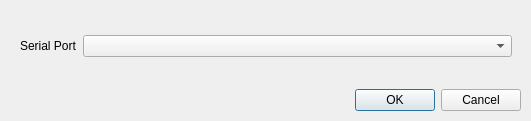
The window that GUI/ui/port_selector.ui (KonstantinosKaratzidis/ActivePlant) describes before a commit, drawn with Qt 5.
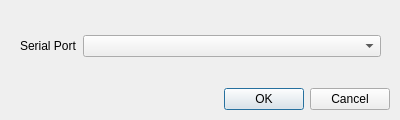
The same window after the commit.

Commit message: Added a portSelector class

What changed in the file:
```diff
--- a/GUI/ui/port_selector.ui
+++ b/GUI/ui/port_selector.ui
@@ -6,13 +6,19 @@
    <rect>
     <x>0</x>
     <y>0</y>
-    <width>531</width>
-    <height>121</height>
+    <width>400</width>
+    <height>120</height>
    </rect>
   </property>
   <property name="windowTitle">
    <string>Dialog</string>
   </property>
+  <property name="sizeGripEnabled">
+   <bool>false</bool>
+  </property>
+  <property name="modal">
+   <bool>true</bool>
+  </property>
   <layout class="QVBoxLayout" name="verticalLayout">
    <property name="topMargin">
     <number>10</number>
@@ -60,6 +66,15 @@
           <verstretch>0</verstretch>
          </sizepolicy>
         </property>
+        <property name="editable">
+         <bool>false</bool>
+        </property>
+        <property name="currentText">
+         <string>---</string>
+        </property>
+        <property name="placeholderText">
+         <string>---</string>
+        </property>
        </widget>
       </item>
      </layout>
```
Left out of the diff: 6 changed lines with no effect on the pictures. The commit also changes 6 other files.
